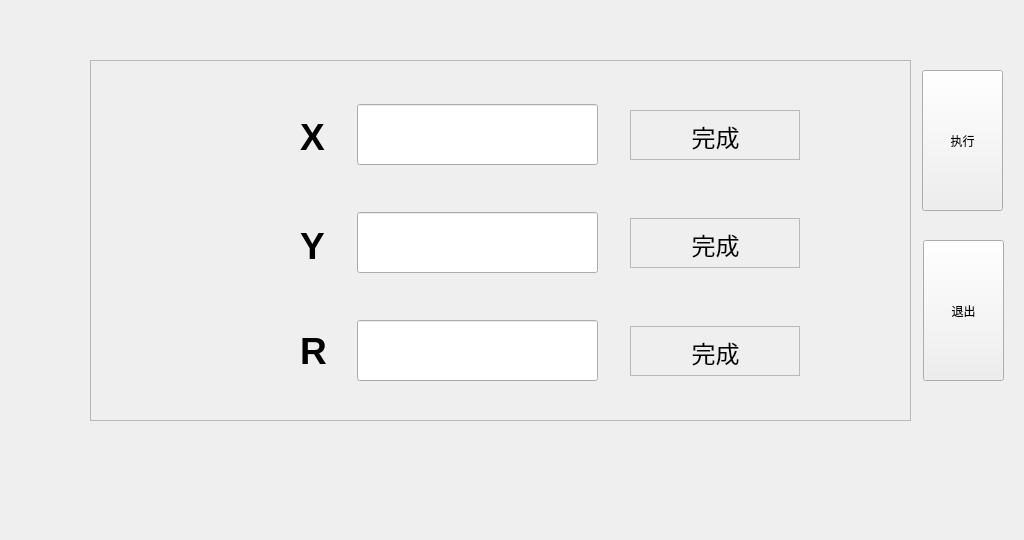
Old version of the form A66-app/homingmode.ui in the repository Tetraelc/A66_PRO.
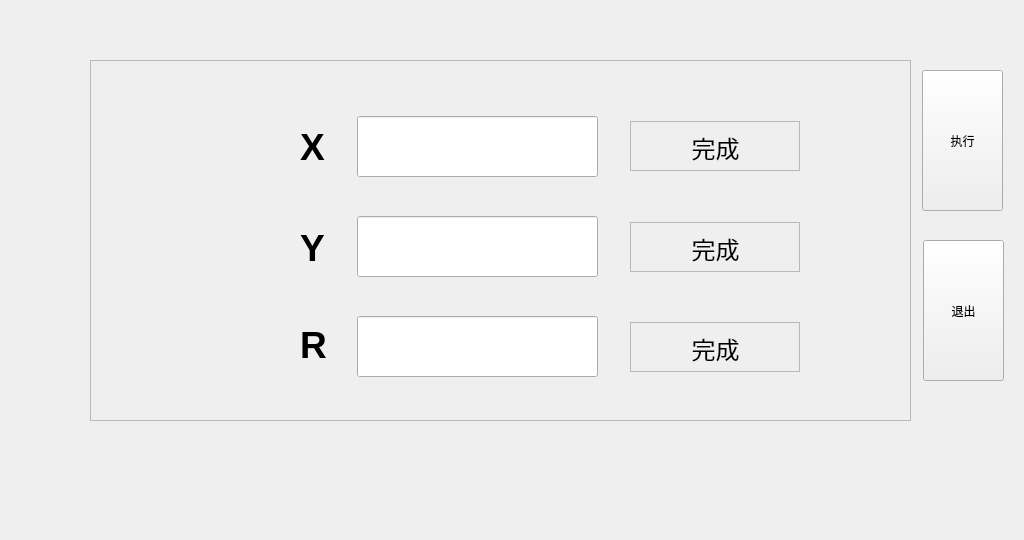
New version of the form. Icons and pictures are not drawn.

The edit to the form file:
```diff
--- a/A66-app/homingmode.ui
+++ b/A66-app/homingmode.ui
@@ -92,153 +92,6 @@
    <property name="frameShadow">
     <enum>QFrame::Raised</enum>
    </property>
-   <widget class="QToolButton" name="toolButton_R">
-    <property name="geometry">
-     <rect>
-      <x>150</x>
-      <y>270</y>
-      <width>51</width>
-      <height>41</height>
-     </rect>
-    </property>
-    <property name="font">
-     <font>
-      <pointsize>28</pointsize>
-      <weight>75</weight>
-      <bold>true</bold>
-     </font>
-    </property>
-    <property name="cursor">
-     <cursorShape>BlankCursor</cursorShape>
-    </property>
-    <property name="text">
-     <string/>
-    </property>
-    <property name="icon">
-     <iconset resource="A66-appsrc.qrc">
-      <normaloff>:/ico/ICO/P1-START.png</normaloff>:/ico/ICO/P1-START.png</iconset>
-    </property>
-    <property name="iconSize">
-     <size>
-      <width>30</width>
-      <height>30</height>
-     </size>
-    </property>
-    <property name="toolButtonStyle">
-     <enum>Qt::ToolButtonTextBesideIcon</enum>
-    </property>
-    <property name="autoRaise">
-     <bool>true</bool>
-    </property>
-   </widget>
-   <widget class="QToolButton" name="toolButton_X">
-    <property name="geometry">
-     <rect>
-      <x>152</x>
-      <y>54</y>
-      <width>41</width>
-      <height>41</height>
-     </rect>
-    </property>
-    <property name="font">
-     <font>
-      <pointsize>28</pointsize>
-      <weight>75</weight>
-      <bold>true</bold>
-     </font>
-    </property>
-    <property name="cursor">
-     <cursorShape>BlankCursor</cursorShape>
-    </property>
-    <property name="text">
-     <string/>
-    </property>
-    <property name="icon">
-     <iconset resource="A66-appsrc.qrc">
-      <normaloff>:/ico/ICO/P1-START.png</normaloff>:/ico/ICO/P1-START.png</iconset>
-    </property>
-    <property name="iconSize">
-     <size>
-      <width>30</width>
-      <height>30</height>
-     </size>
-    </property>
-    <property name="toolButtonStyle">
-     <enum>Qt::ToolButtonTextBesideIcon</enum>
-    </property>
-    <property name="autoRaise">
-     <bool>true</bool>
-    </property>
-   </widget>
-   <widget class="QToolButton" name="toolButton_Y">
-    <property name="geometry">
-     <rect>
-      <x>150</x>
-      <y>163</y>
-      <width>51</width>
-      <height>41</height>
-     </rect>
-    </property>
-    <property name="font">
-     <font>
-      <pointsize>28</pointsize>
-      <weight>75</weight>
-      <bold>true</bold>
-     </font>
-    </property>
-    <property name="cursor">
-     <cursorShape>BlankCursor</cursorShape>
-    </property>
-    <property name="text">
-     <string/>
-    </property>
-    <property name="icon">
-     <iconset resource="A66-appsrc.qrc">
-      <normaloff>:/ico/ICO/P1-START.png</normaloff>:/ico/ICO/P1-START.png</iconset>
-    </property>
-    <property name="iconSize">
-     <size>
-      <width>30</width>
-      <height>30</height>
-     </size>
-    </property>
-    <property name="toolButtonStyle">
-     <enum>Qt::ToolButtonTextBesideIcon</enum>
-    </property>
-    <property name="autoRaise">
-     <bool>true</bool>
-    </property>
-   </widget>
-   <widget class="QLineEdit" name="lineEdit_RHoming">
-    <property name="geometry">
-     <rect>
-      <x>267</x>
-      <y>260</y>
-      <width>241</width>
-      <height>61</height>
-     </rect>
-    </property>
-    <property name="font">
-     <font>
-      <pointsize>18</pointsize>
-     </font>
-    </property>
-    <property name="cursor">
-     <cursorShape>BlankCursor</cursorShape>
-    </property>
-    <property name="text">
-     <string/>
-    </property>
-    <property name="dragEnabled">
-     <bool>false</bool>
-    </property>
-    <property name="readOnly">
-     <bool>true</bool>
-    </property>
-    <property name="cursorMoveStyle">
-     <enum>Qt::LogicalMoveStyle</enum>
-    </property>
-   </widget>
    <widget class="QLabel" name="label_Y_2">
     <property name="geometry">
      <rect>
@@ -271,93 +124,67 @@
      <string/>
     </property>
    </widget>
-   <widget class="QLineEdit" name="lineEdit_XHoming">
+   <widget class="QWidget" name="widget_HomeX" native="true">
     <property name="geometry">
      <rect>
-      <x>267</x>
-      <y>44</y>
-      <width>241</width>
-      <height>61</height>
-     </rect>
-    </property>
-    <property name="font">
-     <font>
-      <pointsize>18</pointsize>
-     </font>
-    </property>
-    <property name="cursor">
-     <cursorShape>BlankCursor</cursorShape>
-    </property>
-    <property name="text">
-     <string/>
-    </property>
-    <property name="dragEnabled">
-     <bool>false</bool>
-    </property>
-    <property name="readOnly">
-     <bool>true</bool>
-    </property>
-    <property name="cursorMoveStyle">
-     <enum>Qt::LogicalMoveStyle</enum>
-    </property>
-   </widget>
-   <widget class="QLineEdit" name="lineEdit_YHoming">
-    <property name="geometry">
-     <rect>
-      <x>267</x>
-      <y>152</y>
-      <width>241</width>
-      <height>61</height>
-     </rect>
-    </property>
-    <property name="font">
-     <font>
-      <pointsize>18</pointsize>
-     </font>
-    </property>
-    <property name="cursor">
-     <cursorShape>BlankCursor</cursorShape>
-    </property>
-    <property name="text">
-     <string/>
-    </property>
-    <property name="dragEnabled">
-     <bool>false</bool>
-    </property>
-    <property name="readOnly">
-     <bool>true</bool>
-    </property>
-    <property name="cursorMoveStyle">
-     <enum>Qt::LogicalMoveStyle</enum>
-    </property>
-   </widget>
-   <widget class="QFrame" name="frame_2">
-    <property name="geometry">
-     <rect>
-      <x>540</x>
+      <x>120</x>
       <y>50</y>
-      <width>170</width>
-      <height>50</height>
+      <width>640</width>
+      <height>70</height>
      </rect>
     </property>
-    <property name="cursor">
-     <cursorShape>BlankCursor</cursorShape>
-    </property>
-    <property name="frameShape">
-     <enum>QFrame::StyledPanel</enum>
-    </property>
-    <property name="frameShadow">
-     <enum>QFrame::Raised</enum>
-    </property>
-    <widget class="QLabel" name="label_X">
+    <widget class="QFrame" name="frame_2">
      <property name="geometry">
       <rect>
-       <x>10</x>
-       <y>10</y>
-       <width>151</width>
-       <height>32</height>
+       <x>420</x>
+       <y>11</y>
+       <width>170</width>
+       <height>50</height>
       </rect>
      </property>
+     <property name="cursor">
+      <cursorShape>BlankCursor</cursorShape>
+     </property>
+     <property name="frameShape">
+      <enum>QFrame::StyledPanel</enum>
+     </property>
+     <property name="frameShadow">
+      <enum>QFrame::Raised</enum>
+     </property>
+     <widget class="QLabel" name="label_X">
+      <property name="geometry">
+       <rect>
+        <x>10</x>
+        <y>10</y>
+        <width>151</width>
+        <height>32</height>
+       </rect>
+      </property>
+      <property name="font">
+       <font>
+        <pointsize>18</pointsize>
+       </font>
+      </property>
+      <property name="cursor">
+       <cursorShape>BlankCursor</cursorShape>
+      </property>
+      <property name="text">
+       <string>完成</string>
+      </property>
+      <property name="alignment">
+       <set>Qt::AlignCenter</set>
+      </property>
+     </widget>
+    </widget>
+    <widget class="QLineEdit" name="lineEdit_XHoming">
+     <property name="geometry">
+      <rect>
+       <x>147</x>
+       <y>6</y>
+       <width>241</width>
+       <height>61</height>
+      </rect>
+     </property>
      <property name="font">
       <font>
        <pointsize>18</pointsize>
@@ -367,40 +194,139 @@
       <cursorShape>BlankCursor</cursorShape>
      </property>
      <property name="text">
-      <string>完成</string>
+      <string/>
      </property>
-     <property name="alignment">
-      <set>Qt::AlignCenter</set>
+     <property name="dragEnabled">
+      <bool>false</bool>
      </property>
+     <property name="readOnly">
+      <bool>true</bool>
+     </property>
+     <property name="cursorMoveStyle">
+      <enum>Qt::LogicalMoveStyle</enum>
+     </property>
     </widget>
+    <widget class="QToolButton" name="toolButton_X">
+     <property name="geometry">
+      <rect>
+       <x>32</x>
+       <y>14</y>
+       <width>41</width>
+       <height>41</height>
+      </rect>
+     </property>
+     <property name="font">
+      <font>
+       <pointsize>28</pointsize>
+       <weight>75</weight>
+       <bold>true</bold>
+      </font>
+     </property>
+     <property name="cursor">
+      <cursorShape>BlankCursor</cursorShape>
+     </property>
+     <property name="text">
+      <string/>
+     </property>
+     <property name="icon">
+      <iconset resource="A66-appsrc.qrc">
+       <normaloff>:/ico/ICO/P1-START.png</normaloff>:/ico/ICO/P1-START.png</iconset>
+     </property>
+     <property name="iconSize">
+      <size>
+       <width>30</width>
+       <height>30</height>
+      </size>
+     </property>
+     <property name="toolButtonStyle">
+      <enum>Qt::ToolButtonTextBesideIcon</enum>
+     </property>
+     <property name="autoRaise">
+      <bool>true</bool>
+     </property>
+    </widget>
+    <widget class="QLabel" name="label_XHomging">
+     <property name="geometry">
+      <rect>
+       <x>90</x>
+       <y>16</y>
+       <width>31</width>
+       <height>41</height>
+      </rect>
+     </property>
+     <property name="font">
+      <font>
+       <pointsize>28</pointsize>
+       <weight>75</weight>
+       <bold>true</bold>
+      </font>
+     </property>
+     <property name="text">
+      <string>X</string>
+     </property>
+    </widget>
    </widget>
-   <widget class="QFrame" name="frame_3">
+   <widget class="QWidget" name="widget_HomeY" native="true">
     <property name="geometry">
      <rect>
-      <x>540</x>
-      <y>158</y>
-      <width>170</width>
-      <height>50</height>
+      <x>120</x>
+      <y>150</y>
+      <width>640</width>
+      <height>70</height>
      </rect>
     </property>
-    <property name="cursor">
-     <cursorShape>BlankCursor</cursorShape>
-    </property>
-    <property name="frameShape">
-     <enum>QFrame::StyledPanel</enum>
-    </property>
-    <property name="frameShadow">
-     <enum>QFrame::Raised</enum>
-    </property>
-    <widget class="QLabel" name="label_Y">
+    <widget class="QFrame" name="frame_3">
      <property name="geometry">
       <rect>
-       <x>10</x>
-       <y>10</y>
-       <width>151</width>
-       <height>32</height>
+       <x>420</x>
+       <y>12</y>
+       <width>170</width>
+       <height>50</height>
       </rect>
      </property>
+     <property name="cursor">
+      <cursorShape>BlankCursor</cursorShape>
+     </property>
+     <property name="frameShape">
+      <enum>QFrame::StyledPanel</enum>
+     </property>
+     <property name="frameShadow">
+      <enum>QFrame::Raised</enum>
+     </property>
+     <widget class="QLabel" name="label_Y">
+      <property name="geometry">
+       <rect>
+        <x>10</x>
+        <y>10</y>
+        <width>151</width>
+        <height>32</height>
+       </rect>
+      </property>
+      <property name="font">
+       <font>
+        <pointsize>18</pointsize>
+       </font>
+      </property>
+      <property name="cursor">
+       <cursorShape>BlankCursor</cursorShape>
+      </property>
+      <property name="text">
+       <string>完成</string>
+      </property>
+      <property name="alignment">
+       <set>Qt::AlignCenter</set>
+      </property>
+     </widget>
+    </widget>
+    <widget class="QLineEdit" name="lineEdit_YHoming">
+     <property name="geometry">
+      <rect>
+       <x>147</x>
+       <y>6</y>
+       <width>241</width>
+       <height>61</height>
+      </rect>
+     </property>
      <property name="font">
       <font>
        <pointsize>18</pointsize>
@@ -410,42 +336,200 @@
       <cursorShape>BlankCursor</cursorShape>
      </property>
      <property name="text">
-      <string>完成</string>
+      <string/>
      </property>
-     <property name="alignment">
-      <set>Qt::AlignCenter</set>
+     <property name="dragEnabled">
+      <bool>false</bool>
      </property>
+     <property name="readOnly">
+      <bool>true</bool>
+     </property>
+     <property name="cursorMoveStyle">
+      <enum>Qt::LogicalMoveStyle</enum>
+     </property>
     </widget>
+    <widget class="QLabel" name="label_YHoming">
+     <property name="geometry">
+      <rect>
+       <x>90</x>
+       <y>17</y>
+       <width>31</width>
+       <height>41</height>
+      </rect>
+     </property>
+     <property name="font">
+      <font>
+       <pointsize>28</pointsize>
+       <weight>75</weight>
+       <bold>true</bold>
+      </font>
+     </property>
+     <property name="text">
+      <string>Y</string>
+     </property>
+    </widget>
+    <widget class="QToolButton" name="toolButton_Y">
+     <property name="geometry">
+      <rect>
+       <x>30</x>
+       <y>15</y>
+       <width>51</width>
+       <height>41</height>
+      </rect>
+     </property>
+     <property name="font">
+      <font>
+       <pointsize>28</pointsize>
+       <weight>75</weight>
+       <bold>true</bold>
+      </font>
+     </property>
+     <property name="cursor">
+      <cursorShape>BlankCursor</cursorShape>
+     </property>
+     <property name="text">
+      <string/>
+     </property>
+     <property name="icon">
+      <iconset resource="A66-appsrc.qrc">
+       <normaloff>:/ico/ICO/P1-START.png</normaloff>:/ico/ICO/P1-START.png</iconset>
+     </property>
+     <property name="iconSize">
+      <size>
+       <width>30</width>
+       <height>30</height>
+      </size>
+     </property>
+     <property name="toolButtonStyle">
+      <enum>Qt::ToolButtonTextBesideIcon</enum>
+     </property>
+     <property name="autoRaise">
+      <bool>true</bool>
+     </property>
+    </widget>
    </widget>
-   <widget class="QFrame" name="frame_4">
+   <widget class="QWidget" name="widget_HomeR" native="true">
     <property name="geometry">
      <rect>
-      <x>540</x>
-      <y>266</y>
-      <width>170</width>
-      <height>50</height>
+      <x>120</x>
+      <y>250</y>
+      <width>640</width>
+      <height>70</height>
      </rect>
     </property>
-    <property name="cursor">
-     <cursorShape>BlankCursor</cursorShape>
-    </property>
-    <property name="frameShape">
-     <enum>QFrame::StyledPanel</enum>
-    </property>
-    <property name="frameShadow">
-     <enum>QFrame::Raised</enum>
-    </property>
-    <widget class="QLabel" name="label_R">
+    <widget class="QFrame" name="frame_4">
      <property name="geometry">
       <rect>
-       <x>10</x>
-       <y>10</y>
-       <width>151</width>
-       <height>32</height>
+       <x>420</x>
+       <y>12</y>
+       <width>170</width>
+       <height>50</height>
       </rect>
      </property>
+     <property name="cursor">
+      <cursorShape>BlankCursor</cursorShape>
+     </property>
+     <property name="frameShape">
+      <enum>QFrame::StyledPanel</enum>
+     </property>
+     <property name="frameShadow">
+      <enum>QFrame::Raised</enum>
+     </property>
+     <widget class="QLabel" name="label_R">
+      <property name="geometry">
+       <rect>
+        <x>10</x>
+        <y>10</y>
+        <width>151</width>
+        <height>32</height>
+       </rect>
+      </property>
+      <property name="font">
+       <font>
+        <pointsize>18</pointsize>
+       </font>
+      </property>
+      <property name="cursor">
+       <cursorShape>BlankCursor</cursorShape>
+      </property>
+      <property name="text">
+       <string>完成</string>
+      </property>
+      <property name="alignment">
+       <set>Qt::AlignCenter</set>
+      </property>
+     </widget>
+    </widget>
+    <widget class="QLabel" name="label_RHoming">
+     <property name="geometry">
+      <rect>
+       <x>90</x>
+       <y>14</y>
+       <width>31</width>
+       <height>41</height>
+      </rect>
+     </property>
      <property name="font">
       <font>
+       <pointsize>28</pointsize>
+       <weight>75</weight>
+       <bold>true</bold>
+      </font>
+     </property>
+     <property name="text">
+      <string>R</string>
+     </property>
+    </widget>
+    <widget class="QToolButton" name="toolButton_R">
+     <property name="geometry">
+      <rect>
+       <x>30</x>
+       <y>14</y>
+       <width>51</width>
+       <height>41</height>
+      </rect>
+     </property>
+     <property name="font">
+      <font>
+       <pointsize>28</pointsize>
+       <weight>75</weight>
+       <bold>true</bold>
+      </font>
+     </property>
+     <property name="cursor">
+      <cursorShape>BlankCursor</cursorShape>
+     </property>
+     <property name="text">
+      <string/>
+     </property>
+     <property name="icon">
+      <iconset resource="A66-appsrc.qrc">
+       <normaloff>:/ico/ICO/P1-START.png</normaloff>:/ico/ICO/P1-START.png</iconset>
+     </property>
+     <property name="iconSize">
+      <size>
+       <width>30</width>
+       <height>30</height>
+      </size>
+     </property>
+     <property name="toolButtonStyle">
+      <enum>Qt::ToolButtonTextBesideIcon</enum>
+     </property>
+     <property name="autoRaise">
+      <bool>true</bool>
+     </property>
+    </widget>
+    <widget class="QLineEdit" name="lineEdit_RHoming">
+     <property name="geometry">
+      <rect>
+       <x>147</x>
+       <y>6</y>
+       <width>241</width>
+       <height>61</height>
+      </rect>
+     </property>
+     <property name="font">
+      <font>
        <pointsize>18</pointsize>
       </font>
      </property>
@@ -453,73 +537,19 @@
       <cursorShape>BlankCursor</cursorShape>
      </property>
      <property name="text">
-      <string>完成</string>
+      <string/>
      </property>
-     <property name="alignment">
-      <set>Qt::AlignCenter</set>
+     <property name="dragEnabled">
+      <bool>false</bool>
      </property>
+     <property name="readOnly">
+      <bool>true</bool>
+     </property>
+     <property name="cursorMoveStyle">
+      <enum>Qt::LogicalMoveStyle</enum>
+     </property>
     </widget>
    </widget>
-   <widget class="QLabel" name="label_XHomging">
-    <property name="geometry">
-     <rect>
-      <x>210</x>
-      <y>56</y>
-      <width>31</width>
-      <height>41</height>
-     </rect>
-    </property>
-    <property name="font">
-     <font>
-      <pointsize>28</pointsize>
-      <weight>75</weight>
-      <bold>true</bold>
-     </font>
-    </property>
-    <property name="text">
-     <string>X</string>
-    </property>
-   </widget>
-   <widget class="QLabel" name="label_YHoming">
-    <property name="geometry">
-     <rect>
-      <x>210</x>
-      <y>165</y>
-      <width>31</width>
-      <height>41</height>
-     </rect>
-    </property>
-    <property name="font">
-     <font>
-      <pointsize>28</pointsize>
-      <weight>75</weight>
-      <bold>true</bold>
-     </font>
-    </property>
-    <property name="text">
-     <string>Y</string>
-    </property>
-   </widget>
-   <widget class="QLabel" name="label_RHoming">
-    <property name="geometry">
-     <rect>
-      <x>210</x>
-      <y>270</y>
-      <width>31</width>
-      <height>41</height>
-     </rect>
-    </property>
-    <property name="font">
-     <font>
-      <pointsize>28</pointsize>
-      <weight>75</weight>
-      <bold>true</bold>
-     </font>
-    </property>
-    <property name="text">
-     <string>R</string>
-    </property>
-   </widget>
   </widget>
  </widget>
  <resources>
```
